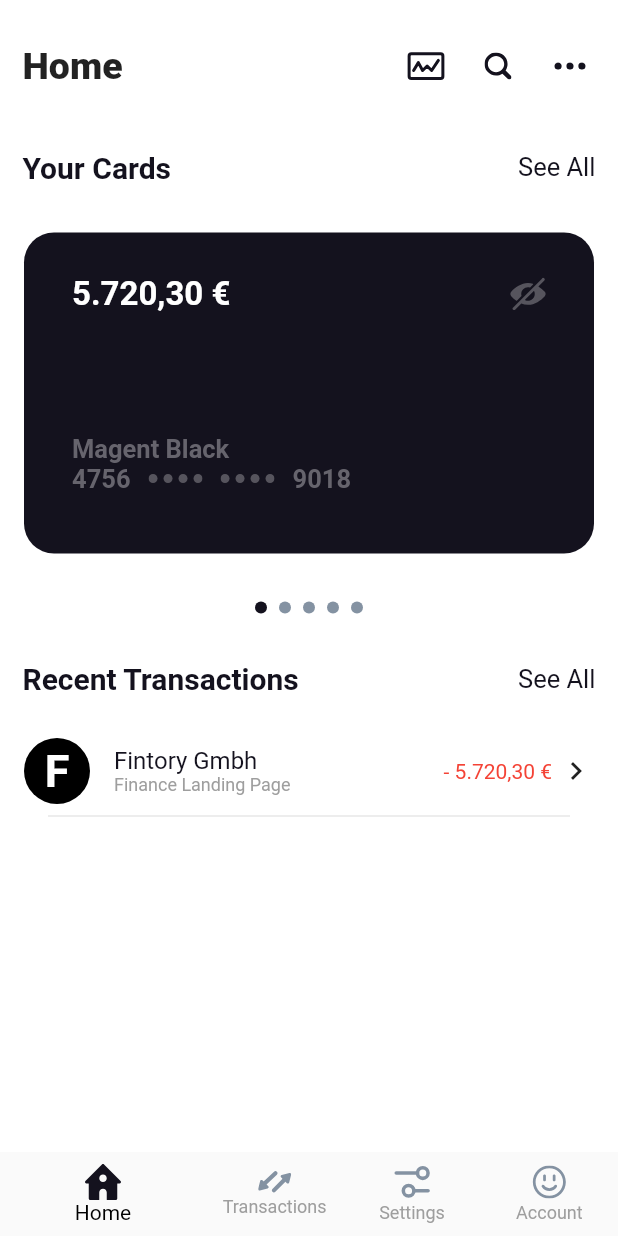
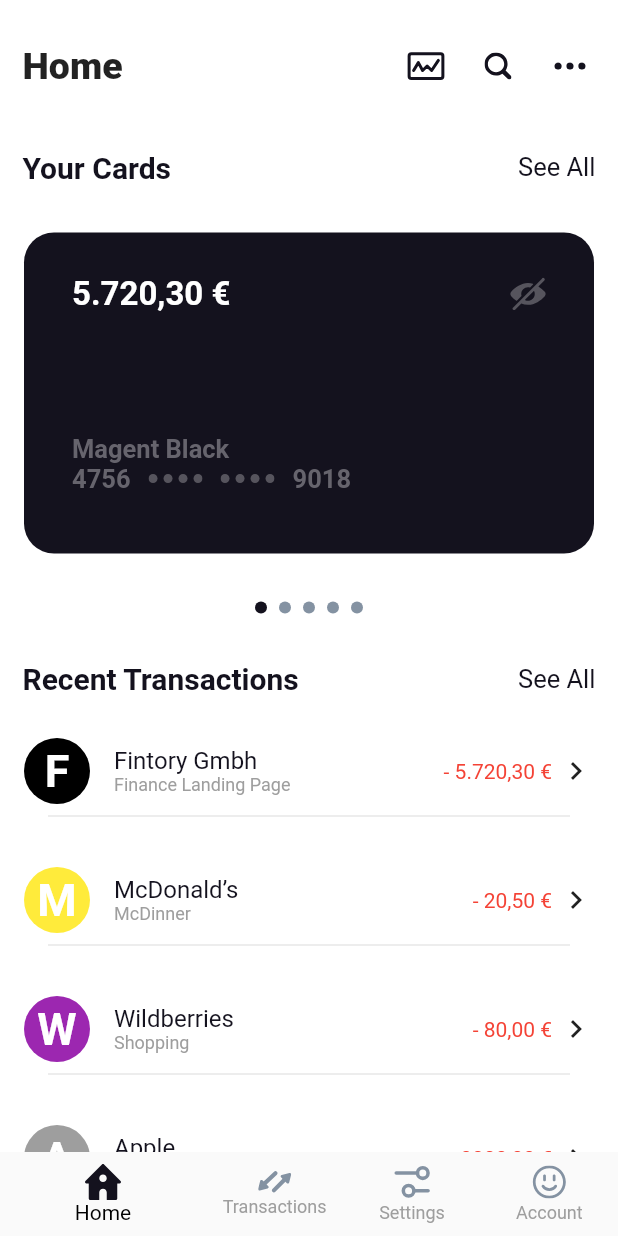
Before and after one commit to Alex-esc1/banking_app_ui, a Flutter app: the screen it shows after launch, on a phone screen of 412 x 824 dp. Run offline on Flutter 3.47's test engine with Material 2 defaults, Android fonts, the phone set to English and light mode, and no system bars; our stand-ins replace flutter_svg.

Commit message:
add more transactions

```diff
--- a/banking_app/lib/components/recentTransactions.dart
+++ b/banking_app/lib/components/recentTransactions.dart
@@ -45,6 +45,27 @@ class _RecentTransactionsState extends State<RecentTransactions> {
                 subTitle: 'Finance Landing Page',
                 price: '- 5.720,30 €',
               ),
+              TransactionCard(
+                color: Colors.yellow,
+                letter: 'M',
+                title: 'McDonald’s',
+                subTitle: 'McDinner',
+                price: '- 20,50 €',
+              ),
+              TransactionCard(
+                color: Colors.purple,
+                letter: 'W',
+                title: 'Wildberries',
+                subTitle: 'Shopping',
+                price: '- 80,00 €',
+              ),
+              TransactionCard(
+                color: Colors.grey,
+                letter: 'A',
+                title: 'Apple',
+                subTitle: 'Salary',
+                price: '8000,00 €',
+              ),
             ],
           ),
         )
```
